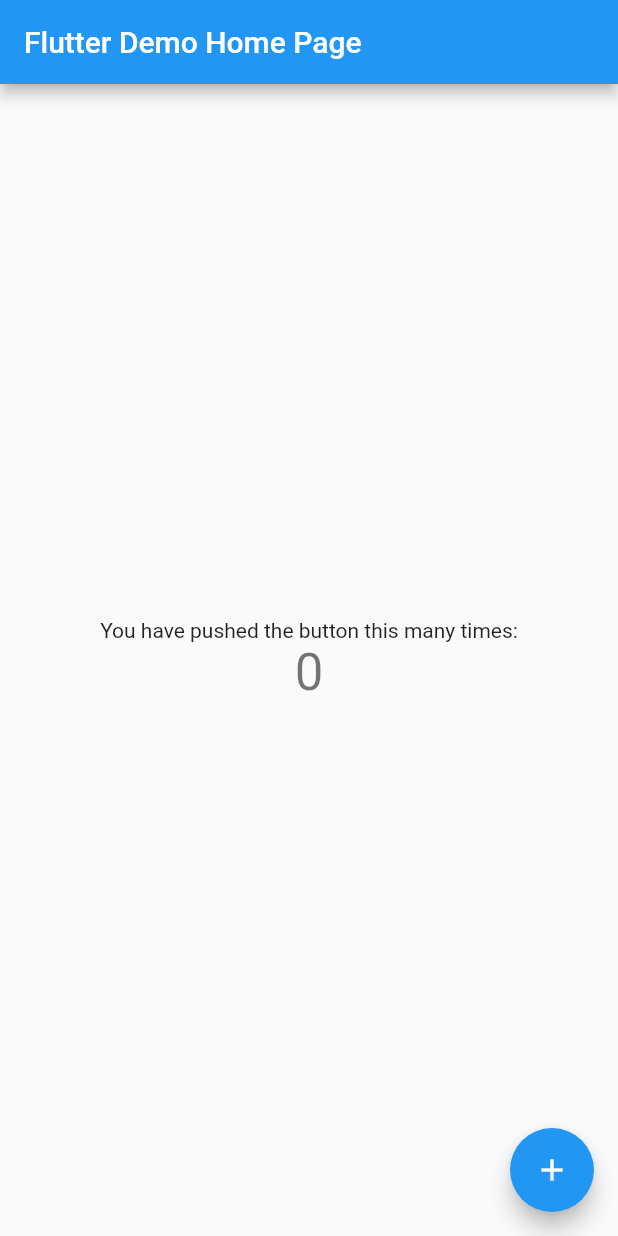
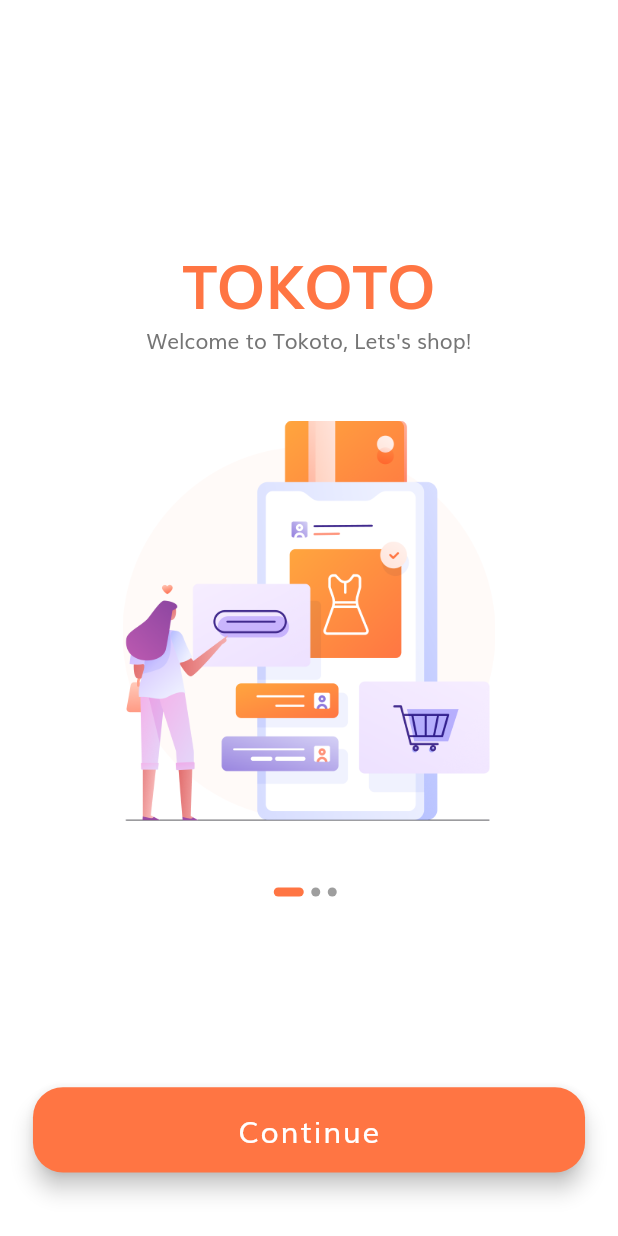
Before and after one commit to Mxhito/shop_app, a Flutter app: the screen it shows after launch, on a phone screen of 412 x 824 dp. Run offline on Flutter 3.47's test engine with Material 2 defaults, Android fonts, the phone set to English and light mode, and no system bars.

Commit message:
splash screen

```diff
--- /dev/null
+++ b/lib/components/default_button.dart
@@ -0,0 +1,42 @@
+import 'package:flutter/material.dart';
+
+import 'package:shop_app/constants.dart';
+import 'package:shop_app/size_config.dart';
+
+/// Default button of my app
+class DefaultButton extends StatelessWidget {
+  /// Text of button
+  final String text;
+
+  /// Action of button when it pressed
+  final Function() press;
+
+  /// Constructor
+  const DefaultButton({
+    super.key,
+    required this.text,
+    required this.press,
+  });
+
+  @override
+  Widget build(BuildContext context) {
+    return SizedBox(
+      height: getProportionateScreenHeight(56),
+      width: double.infinity,
+      child: FloatingActionButton(
+        shape: RoundedRectangleBorder(
+          borderRadius: BorderRadius.circular(20),
+        ),
+        backgroundColor: kPrimaryColor,
+        onPressed: press,
+        child: Text(
+          text,
+          style: TextStyle(
+            fontSize: getProportionateScreenWidth(18),
+            color: Colors.white,
+          ),
+        ),
+      ),
+    );
+  }
+}
--- /dev/null
+++ b/lib/constants.dart
@@ -0,0 +1,23 @@
+import 'package:flutter/material.dart';
+
+/// Primary color
+const kPrimaryColor = Color(0xFFFF7543);
+
+/// Primary light color
+const kPrimaryLightColor = Color(0xFFFFECDF);
+
+/// Primary gradient color
+const kPrimaryGradientColor = LinearGradient(
+  begin: Alignment.topLeft,
+  end: Alignment.bottomRight,
+  colors: [Color(0xffffa53e), Color(0xffff7643)],
+);
+
+/// Secondary color
+const kSecondaryColor = Color(0xFFFF7533);
+
+/// Text color
+const kTextColor = Color(0xFF757575);
+
+/// Animation duration
+const kAnimationDuration = Duration(milliseconds: 200);
--- a/lib/main.dart
+++ b/lib/main.dart
@@ -1,67 +1,31 @@
 import 'package:flutter/material.dart';
+import 'package:shop_app/constants.dart';
+import 'package:shop_app/routs.dart';
+import 'package:shop_app/screens/splash/splash_screen.dart';
 
-void main() {
-  runApp(const MyApp());
-}
+void main() => runApp(const Main());
 
-class MyApp extends StatelessWidget {
-  const MyApp({super.key});
+/// This widget is the root of my application
+class Main extends StatelessWidget {
+  /// Constructor
+  const Main({super.key});
 
-  // This widget is the root of your application.
   @override
   Widget build(BuildContext context) {
     return MaterialApp(
+      debugShowCheckedModeBanner: false,
       title: 'Flutter Demo',
       theme: ThemeData(
-        primarySwatch: Colors.blue,
+        scaffoldBackgroundColor: Colors.white,
+        fontFamily: 'Muli',
+        textTheme: const TextTheme(
+          bodyLarge: TextStyle(color: kTextColor),
+          bodyMedium: TextStyle(color: kTextColor),
+        ),
       ),
-      home: const MyHomePage(title: 'Flutter Demo Home Page'),
+      //home: const SplashScreen(),
+      initialRoute: SplashScreen.routeName,
+      routes: routes,
     );
   }
 }
-
-class MyHomePage extends StatefulWidget {
-  const MyHomePage({super.key, required this.title});
-  final String title;
-
-  @override
-  State<MyHomePage> createState() => _MyHomePageState();
-}
-
-class _MyHomePageState extends State<MyHomePage> {
-  int _counter = 0;
-
-  void _incrementCounter() {
-    setState(() {
-      _counter++;
-    });
-  }
-
-  @override
-  Widget build(BuildContext context) {
-    return Scaffold(
-      appBar: AppBar(
-        title: Text(widget.title),
-      ),
-      body: Center(
-        child: Column(
-          mainAxisAlignment: MainAxisAlignment.center,
-          children: <Widget>[
-            const Text(
-              'You have pushed the button this many times:',
-            ),
-            Text(
-              '$_counter',
-              style: Theme.of(context).textTheme.headlineMedium,
-            ),
-          ],
-        ),
-      ),
-      floatingActionButton: FloatingActionButton(
-        onPressed: _incrementCounter,
-        tooltip: 'Increment',
-        child: const Icon(Icons.add),
-      ),
-    );
-  }
-}
--- /dev/null
+++ b/lib/routs.dart
@@ -0,0 +1,7 @@
+import 'package:flutter/widgets.dart';
+import 'package:shop_app/screens/splash/splash_screen.dart';
+
+/// All routes will be availiable here
+final Map<String, WidgetBuilder> routes = {
+  SplashScreen.routeName: (context) => const SplashScreen(),
+};
--- /dev/null
+++ b/lib/screens/splash/components/body.dart
@@ -0,0 +1,129 @@
+import 'package:flutter/material.dart';
+import 'package:shop_app/components/default_button.dart';
+import 'package:shop_app/constants.dart';
+import 'package:shop_app/screens/splash/components/splash_content.dart';
+import 'package:shop_app/size_config.dart';
+
+/// Body of the Splash Screen
+class Body extends StatefulWidget {
+  /// Constructor
+  const Body({super.key});
+
+  @override
+  State<Body> createState() => _BodyState();
+}
+
+class _BodyState extends State<Body> {
+  int currentPage = 0;
+
+  List<Map<String, String>> splashData = [
+    {
+      'text': "Welcome to Tokoto, Lets's shop!",
+      'image': "assets/images/splash_1.png",
+    },
+    {
+      'text': "We help people connect with store \naround all world",
+      'image': "assets/images/splash_2.png",
+    },
+    {
+      'text': "We show the easy way to shop.\n Just stay at home with  us",
+      'image': "assets/images/splash_3.png",
+    },
+  ];
+
+  @override
+  Widget build(BuildContext context) {
+    return SafeArea(
+      child: SizedBox(
+        width: double.infinity,
+        child: Column(
+          children: [
+            const Spacer(),
+            Expanded(
+              flex: 3,
+              //* Widget for swiping splash screen
+              child: PageView.builder(
+                onPageChanged: (value) {
+                  setState(() {
+                    currentPage = value;
+                  });
+                },
+                itemCount: splashData.length,
+                itemBuilder: (context, index) => SplashContent(
+                  text: splashData[index]['text'] ?? '',
+                  image: splashData[index]['image'] ?? '',
+                ),
+              ),
+            ),
+            Expanded(
+              flex: 2,
+              child: Padding(
+                padding: EdgeInsets.symmetric(
+                  horizontal: getProportionateScreenWidth(20),
+                ),
+                child: Column(
+                  children: [
+                    const Spacer(),
+                    Row(
+                      mainAxisAlignment: MainAxisAlignment.center,
+                      children: List.generate(
+                        splashData.length,
+                        (index) => Dot(
+                          index: index,
+                          isActive: currentPage == index,
+                        ),
+                      ),
+                    ),
+                    const Spacer(
+                      flex: 3,
+                    ),
+                    DefaultButton(
+                      text: 'Continue',
+                      press: () {},
+                    ),
+                    const Spacer(),
+                  ],
+                ),
+              ),
+            ),
+          ],
+        ),
+      ),
+    );
+  }
+}
+
+/// Dot for a page indicator
+class Dot extends StatelessWidget {
+  /// Index of dot
+  final int index;
+
+  /// Status of dot
+  final bool isActive;
+
+  /// Constructor
+  const Dot({
+    super.key,
+    required this.index,
+    required this.isActive,
+  });
+
+  @override
+  Widget build(BuildContext context) {
+    const double sizeFactor = 6;
+    const double currentPageWigth = 20;
+
+    return Container(
+      margin: const EdgeInsets.only(right: 5),
+      height: sizeFactor,
+      child: AnimatedContainer(
+        duration: kAnimationDuration,
+        width: isActive ? currentPageWigth : sizeFactor,
+        decoration: BoxDecoration(
+          color: isActive ? kPrimaryColor : Colors.grey,
+          borderRadius: BorderRadius.circular(3),
+        ),
+      ),
+    );
+  }
+}
--- /dev/null
+++ b/lib/screens/splash/components/splash_content.dart
@@ -0,0 +1,58 @@
+import 'package:flutter/material.dart';
+import 'package:shop_app/constants.dart';
+import 'package:shop_app/size_config.dart';
+
+/// Splash content with info and images
+class SplashContent extends StatelessWidget {
+  /// Text of Splash Screen
+  final String text;
+
+  /// Image of Splash Screen
+  final String image;
+
+  /// Width of text
+  final double textWidth;
+
+  /// Height of image
+  final double imageHeigth;
+
+  /// Width of image
+  final double imageWidth;
+
+  /// Constructor
+  const SplashContent({
+    super.key,
+    required this.text,
+    required this.image,
+    this.textWidth = 36,
+    this.imageHeigth = 265,
+    this.imageWidth = 235,
+  });
+
+  @override
+  Widget build(BuildContext context) {
+    return Column(
+      children: [
+        const Spacer(),
+        Text(
+          'TOKOTO',
+          style: TextStyle(
+            fontSize: getProportionateScreenWidth(textWidth),
+            color: kPrimaryColor,
+            fontWeight: FontWeight.bold,
+          ),
+        ),
+        Text(
+          text,
+          textAlign: TextAlign.center,
+        ),
+        const Spacer(flex: 2),
+        Image.asset(
+          image,
+          height: getProportionateScreenHeight(imageHeigth),
+          width: getProportionateScreenWidth(imageWidth),
+        ),
+      ],
+    );
+  }
+}
--- /dev/null
+++ b/lib/screens/splash/splash_screen.dart
@@ -0,0 +1,21 @@
+// ignore_for_file: public_member_api_docs
+
+import 'package:flutter/material.dart';
+import 'package:shop_app/screens/splash/components/body.dart';
+import 'package:shop_app/size_config.dart';
+
+class SplashScreen extends StatelessWidget {
+  static const String routeName = '/splash';
+
+  const SplashScreen({super.key});
+
+  @override
+  Widget build(BuildContext context) {
+    //* You have to call it on your starting screen
+    SizeConfig().init(context);
+
+    return const Scaffold(
+      body: Body(),
+    );
+  }
+}
--- /dev/null
+++ b/lib/size_config.dart
@@ -0,0 +1,38 @@
+import 'package:flutter/material.dart';
+
+/// Adjusting the size for correct size representation
+class SizeConfig {
+  static MediaQueryData? _mediaQueryData;
+  static double? _screenWidth;
+  static double? _screenHeight;
+  static double? _defaultSize;
+  static Orientation? _orientation;
+
+  /// Initialize fields
+  void init(BuildContext context) {
+    _mediaQueryData = MediaQuery.of(context);
+    _screenWidth = _mediaQueryData?.size.width;
+    _screenHeight = _mediaQueryData?.size.height;
+    _orientation = _mediaQueryData?.orientation;
+  }
+}
+
+/// Get the proportionate height as per screen size
+double getProportionateScreenHeight(double inputHeight) {
+  /// 812 is the layout height that designer use
+  const double designerHeigth = 812.0;
+
+  final double screenHeight = SizeConfig._screenHeight ?? 0.0;
+
+  return (inputHeight / designerHeigth) * screenHeight;
+}
+
+/// Get the proportionate height as per screen size
+double getProportionateScreenWidth(double inputWidth) {
+  /// 375 is the layout width that designer use
+  const double designerWidth = 375.0;
+
+  final double screenWidth = SizeConfig._screenWidth ?? 0.0;
+
+  return (inputWidth / designerWidth) * screenWidth;
+}
```
Also changed, not shown: analysis_options.yaml (+20 -27 lines), pubspec.yaml (+18 -72 lines), pubspec.lock, 1 other file.
